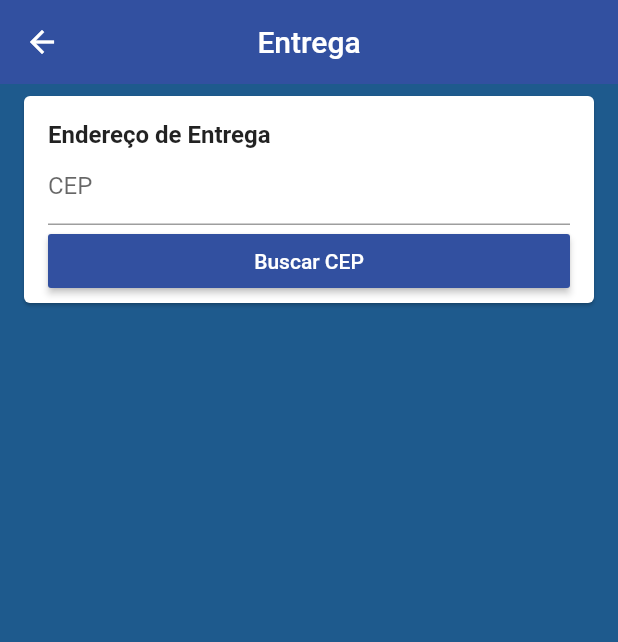
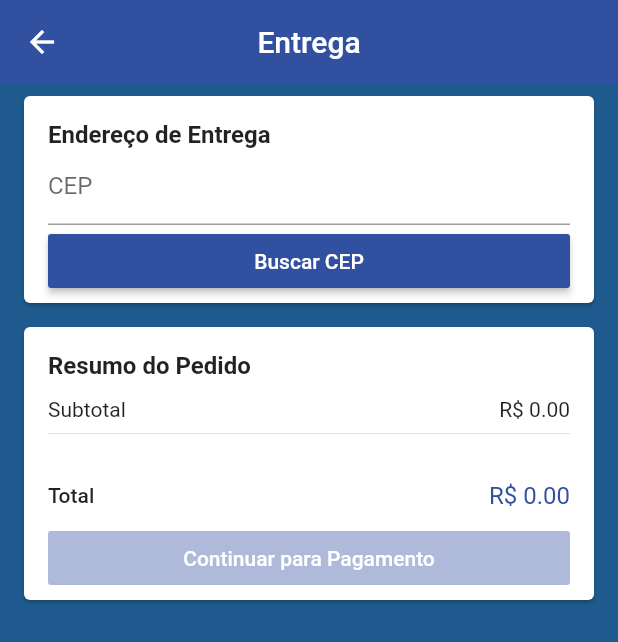
Before and after one commit to adrianofreires/loja_virtual, a Flutter app: the CartScreen screen opened by its route, after a tap on "Continuar para Entrega", on a phone screen of 412 x 824 dp. Shown: the top 642 px of the screen. Run offline on Flutter 3.47's test engine with Material 2 defaults, Android fonts, the phone set to English and light mode, and no system bars; our stand-ins replace brasil_fields, carousel_pro, cloud_firestore, dio, firebase_auth, firebase_storage and 4 more; missing offline and left inert: alphabet_list_scroll_view; accounts and stored records are empty.

Commit message:
calculando frete

```diff
--- a/lib/common/custom_icon_button.dart
+++ b/lib/common/custom_icon_button.dart
@@ -1,12 +1,12 @@
 import 'package:flutter/material.dart';
 
 class CustomIconButton extends StatelessWidget {
-
-  const CustomIconButton({this.iconData, this.color, this.onTap});
+  const CustomIconButton({this.iconData, this.color, this.onTap, this.size});
 
   final IconData iconData;
   final Color color;
   final VoidCallback onTap;
+  final double size;
 
   @override
   Widget build(BuildContext context) {
@@ -21,6 +21,7 @@ class CustomIconButton extends StatelessWidget {
             child: Icon(
               iconData,
               color: onTap != null ? color : Colors.grey[400],
+              size: size ?? 24,
             ),
           ),
         ),
--- a/lib/common/price_card.dart
+++ b/lib/common/price_card.dart
@@ -3,7 +3,6 @@ import 'package:loja_virtual/models/cart_manager.dart';
 import 'package:provider/provider.dart';
 
 class PriceCard extends StatelessWidget {
-
   const PriceCard({this.buttonText, this.onPressed});
 
   final String buttonText;
@@ -13,6 +12,8 @@ class PriceCard extends StatelessWidget {
   Widget build(BuildContext context) {
     final cartManager = context.watch<CartManager>();
     final productsPrice = cartManager.productsPrice;
+    final deliveryPrice = cartManager.deliveryPrice;
+    final totalPrice = cartManager.totalPrice;
 
     return Card(
       margin: const EdgeInsets.symmetric(horizontal: 16, vertical: 8),
@@ -29,24 +30,36 @@ class PriceCard extends StatelessWidget {
                 fontSize: 16,
               ),
             ),
-            const SizedBox(height: 12,),
+            const SizedBox(
+              height: 12,
+            ),
+            Row(
+              mainAxisAlignment: MainAxisAlignment.spaceBetween,
+              children: <Widget>[const Text('Subtotal'), Text('R\$ ${productsPrice.toStringAsFixed(2)}')],
+            ),
+            const Divider(),
+            const SizedBox(
+              height: 12,
+            ),
+            if (deliveryPrice != null) ...[
+              Row(
+                mainAxisAlignment: MainAxisAlignment.spaceBetween,
+                children: <Widget>[const Text('Entrega'), Text('R\$ ${deliveryPrice.toStringAsFixed(2)}')],
+              ),
+              const Divider(),
+            ],
+            const SizedBox(
+              height: 12,
+            ),
             Row(
               mainAxisAlignment: MainAxisAlignment.spaceBetween,
               children: <Widget>[
-                const Text('Subtotal'),
-                Text('R\$ ${productsPrice.toStringAsFixed(2)}')
-              ],
-            ),
-            const Divider(),
-            const SizedBox(height: 12,),
-            Row(
-              mainAxisAlignment: MainAxisAlignment.spaceBetween,
-              children: <Widget>[
-                Text('Total',
+                Text(
+                  'Total',
                   style: TextStyle(fontWeight: FontWeight.w500),
                 ),
                 Text(
-                  'R\$ ${productsPrice.toStringAsFixed(2)}',
+                  'R\$ ${totalPrice.toStringAsFixed(2)}',
                   style: TextStyle(
                     color: Theme.of(context).primaryColor,
                     fontSize: 16,
@@ -54,7 +67,9 @@ class PriceCard extends StatelessWidget {
                 )
               ],
             ),
-            const SizedBox(height: 8,),
+            const SizedBox(
+              height: 8,
+            ),
             RaisedButton(
               color: Theme.of(context).primaryColor,
               disabledColor: Theme.of(context).primaryColor.withAlpha(100),
--- a/lib/screens/address/address_screen.dart
+++ b/lib/screens/address/address_screen.dart
@@ -1,4 +1,7 @@
 import 'package:flutter/material.dart';
+import 'package:loja_virtual/common/price_card.dart';
+import 'package:loja_virtual/models/cart_manager.dart';
+import 'package:provider/provider.dart';
 
 import 'components/address_card.dart';
 
@@ -13,6 +16,14 @@ class AddressScreen extends StatelessWidget {
       body: ListView(
         children: [
           AddressCard(),
+          Consumer<CartManager>(
+            builder: (_, cartManager, __) {
+              return PriceCard(
+                buttonText: 'Continuar para Pagamento',
+                onPressed: cartManager.isAddressValid ? () {} : null,
+              );
+            },
+          ),
         ],
       ),
     );
--- a/lib/screens/address/components/address_card.dart
+++ b/lib/screens/address/components/address_card.dart
@@ -23,8 +23,8 @@ class AddressCard extends StatelessWidget {
                     'Endereço de Entrega',
                     style: TextStyle(fontWeight: FontWeight.w600, fontSize: 16.0),
                   ),
-                  CepInputField(),
-                  if (address.zipCode != null) AddressInputField(address),
+                  CepInputField(address),
+                  AddressInputField(address),
                 ],
               ),
             );
--- a/lib/screens/address/components/address_input_field.dart
+++ b/lib/screens/address/components/address_input_field.dart
@@ -2,6 +2,8 @@ import 'package:flutter/cupertino.dart';
 import 'package:flutter/material.dart';
 import 'package:flutter/services.dart';
 import 'package:loja_virtual/models/address.dart';
+import 'package:loja_virtual/models/cart_manager.dart';
+import 'package:provider/provider.dart';
 
 class AddressInputField extends StatelessWidget {
   final Address address;
@@ -11,6 +13,9 @@ class AddressInputField extends StatelessWidget {
   @override
   Widget build(BuildContext context) {
     String emptyValidator(String text) => text.isEmpty ? 'Campo obrigatório' : null;
+    final cartManager = context.watch<CartManager>();
+
+    if (address.zipCode != null && cartManager.deliveryPrice == null)
       return Column(
         crossAxisAlignment: CrossAxisAlignment.stretch,
         children: <Widget>[
@@ -104,10 +109,31 @@ class AddressInputField extends StatelessWidget {
             color: Theme.of(context).primaryColor,
             disabledColor: Theme.of(context).primaryColor.withAlpha(100),
             textColor: Colors.white,
-          onPressed: () {},
+            onPressed: () async {
+              if (Form.of(context).validate()) {
+                Form.of(context).save();
+                try {
+                  await context.read<CartManager>().setAddress(address);
+                } catch (e) {
+                  Scaffold.of(context).showSnackBar(
+                    SnackBar(
+                      content: Text('$e'),
+                      backgroundColor: Colors.red,
+                    ),
+                  );
+                }
+              }
+            },
             child: const Text('Calcular Frete'),
           ),
         ],
       );
+    else if (address.zipCode != null)
+      return Padding(
+        padding: const EdgeInsets.only(bottom: 16),
+        child: Text('${address.street}, ${address.number}\n${address.district}\n${address.city} - ${address.state}'),
+      );
+    else
+      return Container();
   }
 }
--- a/lib/screens/address/components/cep_input_field.dart
+++ b/lib/screens/address/components/cep_input_field.dart
@@ -1,13 +1,20 @@
 import 'package:brasil_fields/brasil_fields.dart';
 import 'package:flutter/material.dart';
 import 'package:flutter/services.dart';
+import 'package:loja_virtual/common/custom_icon_button.dart';
+import 'package:loja_virtual/models/address.dart';
 import 'package:loja_virtual/models/cart_manager.dart';
 import 'package:provider/provider.dart';
 
 class CepInputField extends StatelessWidget {
+  CepInputField(this.address);
+
+  final Address address;
   final cepController = TextEditingController();
+
   @override
   Widget build(BuildContext context) {
+    if (address.zipCode == null)
       return Column(
         crossAxisAlignment: CrossAxisAlignment.stretch,
         children: [
@@ -39,5 +46,29 @@ class CepInputField extends StatelessWidget {
           ),
         ],
       );
+    else
+      return Padding(
+        padding: const EdgeInsets.symmetric(
+          vertical: 4,
+        ),
+        child: Row(
+          children: <Widget>[
+            Expanded(
+              child: Text(
+                'CEP: ${address.zipCode}',
+                style: TextStyle(color: Theme.of(context).primaryColor, fontWeight: FontWeight.w600),
+              ),
+            ),
+            CustomIconButton(
+              iconData: Icons.edit,
+              color: Theme.of(context).primaryColor,
+              size: 20,
+              onTap: () {
+                context.read<CartManager>().removeAddress();
+              },
+            ),
+          ],
+        ),
+      );
   }
 }
--- a/pubspec.yaml
+++ b/pubspec.yaml
@@ -42,6 +42,7 @@ dependencies:
   uuid: ^2.0.4
   dio: ^3.0.10
   brasil_fields: ^0.6.0
+  geolocator: ^5.3.1
 
 dev_dependencies:
   flutter_test:
```
Also changed, not shown: lib/models/cart_manager.dart (+40 -2 lines), pubspec.lock. Lines whose indentation alone changed are shown as unchanged.
